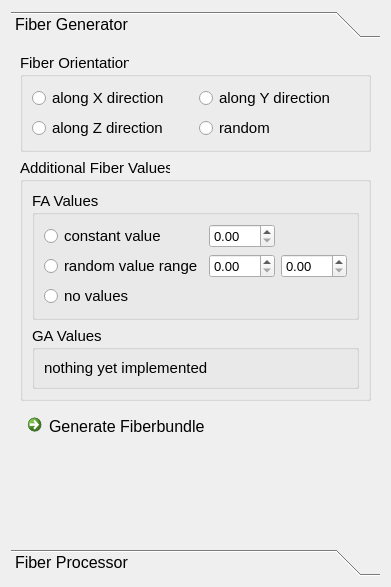
Old version of the form Modules/Bundles/org.mitk.gui.qt.diffusionimaging/src/internal/QmitkFiberBundleDeveloperViewControls.ui in the repository MITK/MITK.
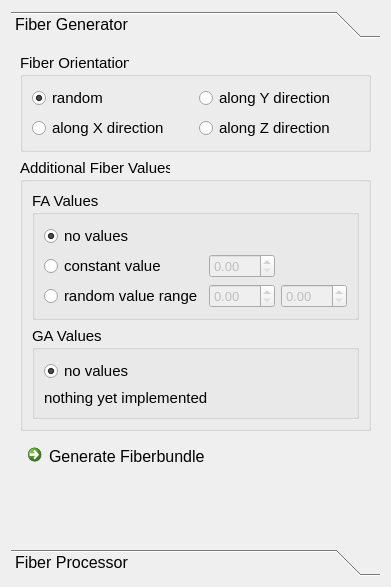
New version of the form. The open tabs and pages were chosen to show the change.

Diff of the .ui file:
```diff
--- a/Modules/Bundles/org.mitk.gui.qt.diffusionimaging/src/internal/QmitkFiberBundleDeveloperViewControls.ui
+++ b/Modules/Bundles/org.mitk.gui.qt.diffusionimaging/src/internal/QmitkFiberBundleDeveloperViewControls.ui
@@ -51,31 +51,34 @@
          </property>
          <layout class="QGridLayout" name="gridLayout_5">
           <item row="2" column="0">
-           <widget class="QRadioButton" name="radioButton_directionZ">
-            <property name="text">
-             <string>along Z direction</string>
-            </property>
-           </widget>
-          </item>
-          <item row="0" column="0">
            <widget class="QRadioButton" name="radioButton_directionX">
             <property name="text">
              <string>along X direction</string>
             </property>
            </widget>
           </item>
-          <item row="0" column="1">
-           <widget class="QRadioButton" name="radioButton_directionY">
-            <property name="text">
-             <string>along Y direction</string>
-            </property>
-           </widget>
-          </item>
-          <item row="2" column="1">
+          <item row="1" column="0">
            <widget class="QRadioButton" name="radioButton_directionRandom">
             <property name="text">
              <string>random</string>
             </property>
+            <property name="checked">
+             <bool>true</bool>
+            </property>
+           </widget>
+          </item>
+          <item row="2" column="1">
+           <widget class="QRadioButton" name="radioButton_directionZ">
+            <property name="text">
+             <string>along Z direction</string>
+            </property>
+           </widget>
+          </item>
+          <item row="1" column="1">
+           <widget class="QRadioButton" name="radioButton_directionY">
+            <property name="text">
+             <string>along Y direction</string>
+            </property>
            </widget>
           </item>
          </layout>
@@ -103,15 +106,18 @@
              <string>FA Values</string>
             </property>
             <layout class="QGridLayout" name="gridLayout">
-             <item row="0" column="0">
+             <item row="1" column="0">
               <widget class="QRadioButton" name="radioButton_FAconst">
                <property name="text">
                 <string>constant value</string>
                </property>
               </widget>
              </item>
-             <item row="0" column="1">
+             <item row="1" column="1">
               <widget class="QDoubleSpinBox" name="boxFAconst">
+               <property name="enabled">
+                <bool>false</bool>
+               </property>
                <property name="font">
                 <font>
                  <pointsize>10</pointsize>
@@ -119,15 +125,18 @@
                </property>
               </widget>
              </item>
-             <item row="1" column="0">
+             <item row="2" column="0">
               <widget class="QRadioButton" name="radioButton_6">
                <property name="text">
                 <string>random value range</string>
                </property>
               </widget>
              </item>
-             <item row="1" column="1">
+             <item row="2" column="1">
               <widget class="QDoubleSpinBox" name="boxFAlower">
+               <property name="enabled">
+                <bool>false</bool>
+               </property>
                <property name="font">
                 <font>
                  <pointsize>10</pointsize>
@@ -135,8 +144,11 @@
                </property>
               </widget>
              </item>
-             <item row="1" column="2">
+             <item row="2" column="2">
               <widget class="QDoubleSpinBox" name="boxFAupper">
+               <property name="enabled">
+                <bool>false</bool>
+               </property>
                <property name="font">
                 <font>
                  <pointsize>10</pointsize>
@@ -147,11 +159,14 @@
                </property>
               </widget>
              </item>
-             <item row="2" column="0">
+             <item row="0" column="0">
               <widget class="QRadioButton" name="radioButton_FAnoValue">
                <property name="text">
                 <string>no values</string>
                </property>
+               <property name="checked">
+                <bool>true</bool>
+               </property>
               </widget>
              </item>
             </layout>
@@ -163,6 +178,16 @@
              <string>GA Values</string>
             </property>
             <layout class="QVBoxLayout" name="verticalLayout_6">
+             <item>
+              <widget class="QRadioButton" name="radioButton_2">
+               <property name="text">
+                <string>no values</string>
+               </property>
+               <property name="checked">
+                <bool>true</bool>
+               </property>
+              </widget>
+             </item>
              <item>
               <widget class="QLabel" name="GAlabel">
                <property name="text">
```
Left out of the diff: 13 changed lines with no effect on the pictures.
